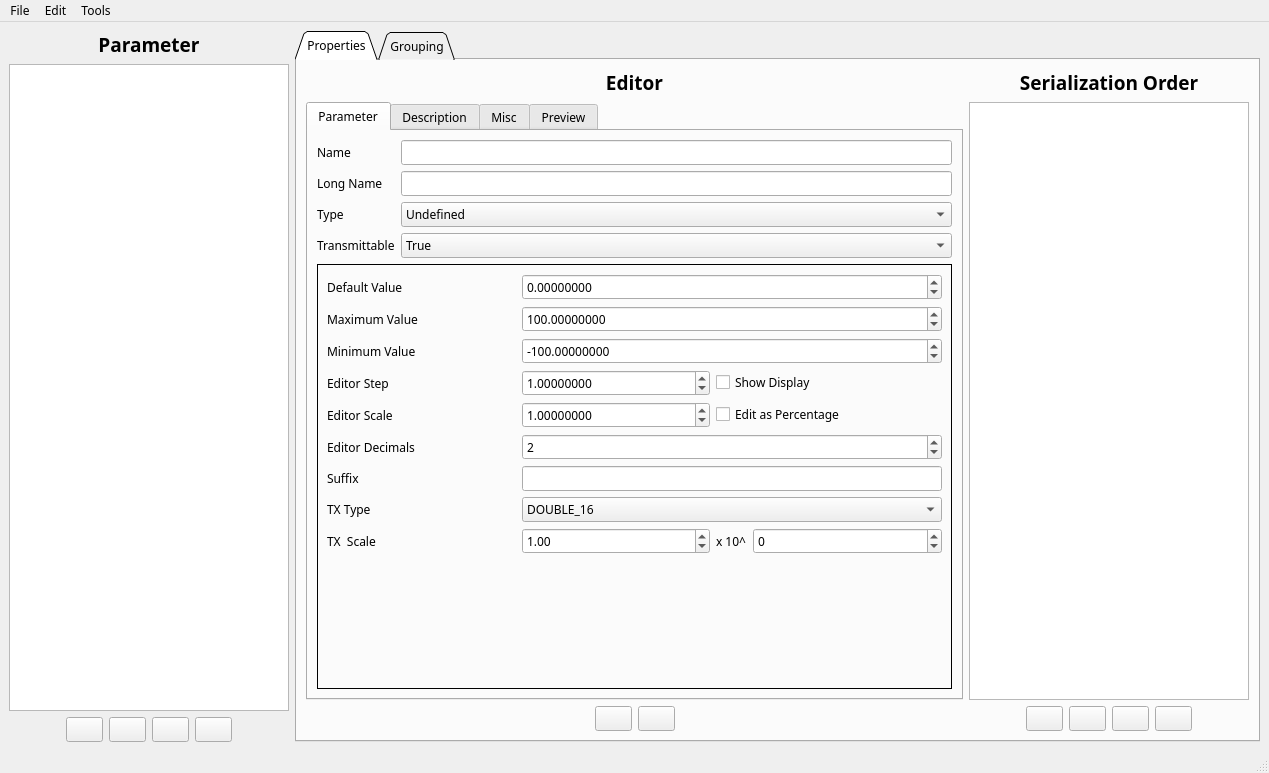
njupt-robomasters/vesc_tool-zh, file parametereditor.ui: the form before one commit.
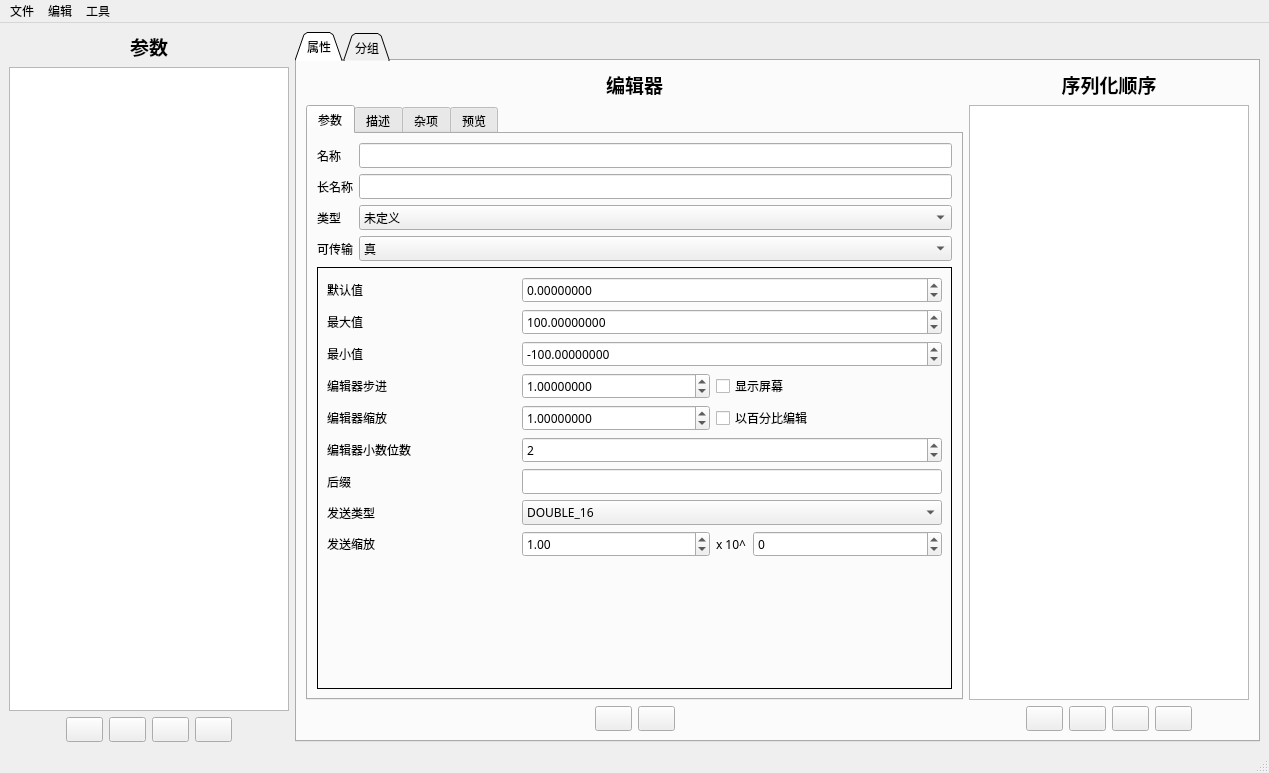
The form after the commit. The open tabs and pages were chosen to show the change. Icons and pictures are not drawn. Custom widgets are drawn as their Qt base class.

Commit message:
汉化: 完成.ui与tr()界面翻译,升级到7.01配置,修复固件版本与反序列化问题
- 60个.ui文件与多个tr()字符串汉化,parameditbitfield兼容"未使用"
- configLoadLatest取消硬编码6.05,新增res/config/7.01,VT_VERSION=7.01
- 仅用签名安全的脚本翻译XML(不翻译enumNames),避免配置签名不一致
- 反序列化失败弹窗显示固件/本地签名与固件版本,便于排查
- 文档补充问题10/11,并标注禁止运行xml_translate.py
- 加入UI/tr()翻译辅助脚本

What changed in the file:
```diff
--- a/parametereditor.ui
+++ b/parametereditor.ui
@@ -29,7 +29,7 @@
       <item>
        <widget class="QLabel" name="label">
         <property name="text">
-         <string>&lt;html&gt;&lt;head/&gt;&lt;body&gt;&lt;p&gt;&lt;span style=&quot; font-size:14pt; font-weight:600;&quot;&gt;Parameter&lt;/span&gt;&lt;/p&gt;&lt;/body&gt;&lt;/html&gt;</string>
+         <string>&lt;html&gt;&lt;head/&gt;&lt;body&gt;&lt;p&gt;&lt;span style=&quot; font-size:14pt; font-weight:600;&quot;&gt;参数&lt;/span&gt;&lt;/p&gt;&lt;/body&gt;&lt;/html&gt;</string>
         </property>
         <property name="alignment">
          <set>Qt::AlignCenter</set>
@@ -153,7 +153,7 @@
       </property>
       <widget class="QWidget" name="tab_5">
        <attribute name="title">
-        <string>Properties</string>
+        <string>属性</string>
        </attribute>
        <layout class="QHBoxLayout" name="horizontalLayout_6" stretch="1,0">
         <item>
@@ -161,7 +161,7 @@
           <item>
            <widget class="QLabel" name="label_16">
             <property name="text">
-             <string>&lt;html&gt;&lt;head/&gt;&lt;body&gt;&lt;p&gt;&lt;span style=&quot; font-size:14pt; font-weight:600;&quot;&gt;Editor&lt;/span&gt;&lt;/p&gt;&lt;/body&gt;&lt;/html&gt;</string>
+             <string>&lt;html&gt;&lt;head/&gt;&lt;body&gt;&lt;p&gt;&lt;span style=&quot; font-size:14pt; font-weight:600;&quot;&gt;编辑器&lt;/span&gt;&lt;/p&gt;&lt;/body&gt;&lt;/html&gt;</string>
             </property>
             <property name="alignment">
              <set>Qt::AlignCenter</set>
@@ -175,7 +175,7 @@
             </property>
             <widget class="QWidget" name="tab">
              <attribute name="title">
-              <string>Parameter</string>
+              <string>参数</string>
              </attribute>
              <layout class="QVBoxLayout" name="verticalLayout_6">
               <item>
@@ -183,14 +183,14 @@
                 <item row="2" column="0">
                  <widget class="QLabel" name="label_5">
                   <property name="text">
-                   <string>Type</string>
+                   <string>类型</string>
                   </property>
                  </widget>
                 </item>
                 <item row="1" column="0">
                  <widget class="QLabel" name="label_4">
                   <property name="text">
-                   <string>Long Name</string>
+                   <string>长名称</string>
                   </property>
                  </widget>
                 </item>
@@ -204,7 +204,7 @@
                  <widget class="QComboBox" name="typeBox">
                   <item>
                    <property name="text">
-                    <string>Undefined</string>
+                    <string>未定义</string>
                    </property>
                   </item>
                   <item>
@@ -242,14 +242,14 @@
                 <item row="0" column="0">
                  <widget class="QLabel" name="label_3">
                   <property name="text">
-                   <string>Name</string>
+                   <string>名称</string>
                   </property>
                  </widget>
                 </item>
                 <item row="3" column="0">
                  <widget class="QLabel" name="label_13">
                   <property name="text">
-                   <string>Transmittable</string>
+                   <string>可传输</string>
                   </property>
                  </widget>
                 </item>
@@ -257,7 +257,7 @@
                  <widget class="QComboBox" name="transmittableBox">
                   <item>
                    <property name="text">
-                    <string>True</string>
+                    <string>真</string>
                    </property>
                   </item>
                   <item>
@@ -285,7 +285,7 @@
                     <item row="5" column="0">
                      <widget class="QLabel" name="label_27">
                       <property name="text">
-                       <string>Editor Decimals</string>
+                       <string>编辑器小数位数</string>
                       </property>
                      </widget>
                     </item>
@@ -308,14 +308,14 @@
                     <item row="0" column="0">
                      <widget class="QLabel" name="label_6">
                       <property name="text">
-                       <string>Default Value</string>
+                       <string>默认值</string>
                       </property>
                      </widget>
                     </item>
                     <item row="1" column="0">
                      <widget class="QLabel" name="label_7">
                       <property name="text">
-                       <string>Maximum Value</string>
+                       <string>最大值</string>
                       </property>
                      </widget>
                     </item>
@@ -386,21 +386,21 @@
                     <item row="4" column="0">
                      <widget class="QLabel" name="label_10">
                       <property name="text">
-                       <string>Editor Scale</string>
+                       <string>编辑器缩放</string>
                       </property>
                      </widget>
                     </item>
                     <item row="7" column="0">
                      <widget class="QLabel" name="label_12">
                       <property name="text">
-                       <string>TX Type</string>
+                       <string>发送类型</string>
                       </property>
                      </widget>
                     </item>
                     <item row="8" column="0">
                      <widget class="QLabel" name="doubleTxScaleLabel">
                       <property name="text">
-                       <string>TX  Scale</string>
+                       <string>发送缩放</string>
                       </property>
                      </widget>
                     </item>
@@ -433,21 +433,21 @@
                     <item row="3" column="0">
                      <widget class="QLabel" name="label_9">
                       <property name="text">
-                       <string>Editor Step</string>
+                       <string>编辑器步进</string>
                       </property>
                      </widget>
                     </item>
                     <item row="2" column="0">
                      <widget class="QLabel" name="label_8">
                       <property name="text">
-                       <string>Minimum Value</string>
+                       <string>最小值</string>
                       </property>
                      </widget>
                     </item>
                     <item row="6" column="0">
                      <widget class="QLabel" name="label_11">
                       <property name="text">
-                       <string>Suffix</string>
+                       <string>后缀</string>
                       </property>
                      </widget>
                     </item>
@@ -467,7 +467,7 @@
                     <item row="4" column="2" colspan="2">
                      <widget class="QCheckBox" name="doubleEditPercentageBox">
                       <property name="text">
-                       <string>Edit as Percentage</string>
+                       <string>以百分比编辑</string>
                       </property>
                      </widget>
                     </item>
@@ -487,7 +487,7 @@
                     <item row="3" column="2" colspan="2">
                      <widget class="QCheckBox" name="doubleShowDisplayBox">
                       <property name="text">
-                       <string>Show Display</string>
+                       <string>显示屏幕</string>
                       </property>
                      </widget>
                     </item>
@@ -972,7 +972,7 @@
             </widget>
             <widget class="QWidget" name="tab_2">
              <attribute name="title">
-              <string>Description</string>
+              <string>描述</string>
              </attribute>
              <layout class="QVBoxLayout" name="verticalLayout_3">
               <item>
@@ -982,7 +982,7 @@
             </widget>
             <widget class="QWidget" name="tab_3">
              <attribute name="title">
-              <string>Misc</string>
+              <string>杂项</string>
              </attribute>
              <layout class="QVBoxLayout" name="verticalLayout_8">
               <item>
@@ -1016,7 +1016,7 @@
             </widget>
             <widget class="QWidget" name="tab_4">
              <attribute name="title">
-              <string>Preview</string>
+              <string>预览</string>
              </attribute>
              <layout class="QVBoxLayout" name="verticalLayout_9">
               <item>
@@ -1119,7 +1119,7 @@
           <item>
            <widget class="QLabel" name="label_2">
             <property name="text">
-             <string>&lt;html&gt;&lt;head/&gt;&lt;body&gt;&lt;p&gt;&lt;span style=&quot; font-size:14pt; font-weight:600;&quot;&gt;Serialization Order&lt;/span&gt;&lt;/p&gt;&lt;/body&gt;&lt;/html&gt;</string>
+             <string>&lt;html&gt;&lt;head/&gt;&lt;body&gt;&lt;p&gt;&lt;span style=&quot; font-size:14pt; font-weight:600;&quot;&gt;序列化顺序&lt;/span&gt;&lt;/p&gt;&lt;/body&gt;&lt;/html&gt;</string>
             </property>
             <property name="alignment">
              <set>Qt::AlignCenter</set>
@@ -1234,7 +1234,7 @@
       </widget>
       <widget class="QWidget" name="tab_6">
        <attribute name="title">
-        <string>Grouping</string>
+        <string>分组</string>
        </attribute>
        <layout class="QHBoxLayout" name="horizontalLayout_12">
         <item>
@@ -1612,7 +1612,7 @@
    </property>
    <widget class="QMenu" name="menuFile">
     <property name="title">
-     <string>File</string>
+     <string>文件</string>
     </property>
     <addaction name="actionLoad_XML"/>
     <addaction name="actionSave_XML_as"/>
@@ -1621,13 +1621,13 @@
    </widget>
    <widget class="QMenu" name="menuEdit">
     <property name="title">
-     <string>Edit</string>
+     <string>编辑</string>
     </property>
     <addaction name="actionDeleteAll"/>
    </widget>
    <widget class="QMenu" name="menuTools">
     <property name="title">
-     <string>Tools</string>
+     <string>工具</string>
     </property>
     <addaction name="actionCalculatePacketSize"/>
     <addaction name="actionCalculateCompressedCArraySize"/>
```
Left out of the diff: 130 changed lines with no effect on the pictures. The commit also changes 109 other files.
